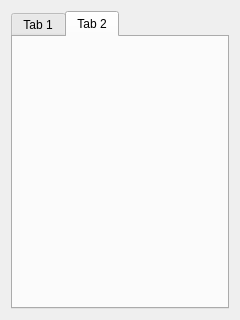
Above: settingswindow.ui from MisterrOrange/Jser before the change. Below: the same form after it.
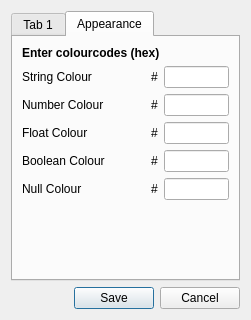
That is the form after the change. The open tabs and pages were chosen to show the change.

Commit message: Added appearance settings option and settings are saved to file

Diff of the .ui file:
```diff
--- a/settingswindow.ui
+++ b/settingswindow.ui
@@ -13,7 +13,7 @@
   <property name="windowTitle">
    <string>Dialog</string>
   </property>
-  <layout class="QHBoxLayout" name="horizontalLayout">
+  <layout class="QVBoxLayout" name="verticalLayout_4">
    <item>
     <widget class="QTabWidget" name="tabWidget">
      <widget class="QWidget" name="tab">
@@ -23,11 +23,351 @@
      </widget>
      <widget class="QWidget" name="tab_2">
       <attribute name="title">
-       <string>Tab 2</string>
+       <string>Appearance</string>
       </attribute>
+      <layout class="QVBoxLayout" name="verticalLayout_3">
+       <item>
+        <widget class="QLabel" name="label_6">
+         <property name="sizePolicy">
+          <sizepolicy hsizetype="Minimum" vsizetype="Minimum">
+           <horstretch>0</horstretch>
+           <verstretch>0</verstretch>
+          </sizepolicy>
+         </property>
+         <property name="maximumSize">
+          <size>
+           <width>16777215</width>
+           <height>20</height>
+          </size>
+         </property>
+         <property name="font">
+          <font>
+           <pointsize>9</pointsize>
+           <bold>true</bold>
+           <underline>false</underline>
+          </font>
+         </property>
+         <property name="text">
+          <string>Enter colourcodes (hex)</string>
+         </property>
+        </widget>
+       </item>
+       <item>
+        <layout class="QHBoxLayout" name="horizontalLayout_7">
+         <item>
+          <layout class="QVBoxLayout" name="verticalLayout">
+           <item>
+            <widget class="QLabel" name="label_2">
+             <property name="sizePolicy">
+              <sizepolicy hsizetype="Preferred" vsizetype="Preferred">
+               <horstretch>0</horstretch>
+               <verstretch>0</verstretch>
+              </sizepolicy>
+             </property>
+             <property name="text">
+              <string>String Colour</string>
+             </property>
+            </widget>
+           </item>
+           <item>
+            <widget class="QLabel" name="label_3">
+             <property name="text">
+              <string>Number Colour</string>
+             </property>
+            </widget>
+           </item>
+           <item>
+            <widget class="QLabel" name="label_4">
+             <property name="text">
+              <string>Float Colour</string>
+             </property>
+            </widget>
+           </item>
+           <item>
+            <widget class="QLabel" name="label">
+             <property name="text">
+              <string>Boolean Colour</string>
+             </property>
+            </widget>
+           </item>
+           <item>
+            <widget class="QLabel" name="label_5">
+             <property name="text">
+              <string>Null Colour</string>
+             </property>
+            </widget>
+           </item>
+          </layout>
+         </item>
+         <item>
+          <spacer name="horizontalSpacer">
+           <property name="orientation">
+            <enum>Qt::Orientation::Horizontal</enum>
+           </property>
+           <property name="sizeType">
+            <enum>QSizePolicy::Policy::Minimum</enum>
+           </property>
+           <property name="sizeHint" stdset="0">
+            <size>
+             <width>40</width>
+             <height>20</height>
+            </size>
+           </property>
+          </spacer>
+         </item>
+         <item>
+          <layout class="QVBoxLayout" name="verticalLayout_2">
+           <item>
+            <layout class="QHBoxLayout" name="horizontalLayout_2">
+             <item>
+              <widget class="QLabel" name="label_7">
+               <property name="sizePolicy">
+                <sizepolicy hsizetype="Fixed" vsizetype="Preferred">
+                 <horstretch>0</horstretch>
+                 <verstretch>0</verstretch>
+                </sizepolicy>
+               </property>
+               <property name="text">
+                <string>#</string>
+               </property>
+              </widget>
+             </item>
+             <item>
+              <widget class="QLineEdit" name="stringColour">
+               <property name="sizePolicy">
+                <sizepolicy hsizetype="Fixed" vsizetype="Fixed">
+                 <horstretch>0</horstretch>
+                 <verstretch>0</verstretch>
+                </sizepolicy>
+               </property>
+               <property name="maximumSize">
+                <size>
+                 <width>65</width>
+                 <height>16777215</height>
+                </size>
+               </property>
+               <property name="maxLength">
+                <number>6</number>
+               </property>
+               <property name="clearButtonEnabled">
+                <bool>false</bool>
+               </property>
+              </widget>
+             </item>
+            </layout>
+           </item>
+           <item>
+            <layout class="QHBoxLayout" name="horizontalLayout_3">
+             <item>
+              <widget class="QLabel" name="label_8">
+               <property name="sizePolicy">
+                <sizepolicy hsizetype="Fixed" vsizetype="Preferred">
+                 <horstretch>0</horstretch>
+                 <verstretch>0</verstretch>
+                </sizepolicy>
+               </property>
+               <property name="text">
+                <string>#</string>
+               </property>
+              </widget>
+             </item>
+             <item>
+              <widget class="QLineEdit" name="numberColour">
+               <property name="sizePolicy">
+                <sizepolicy hsizetype="Fixed" vsizetype="Fixed">
+                 <horstretch>0</horstretch>
+                 <verstretch>0</verstretch>
+                </sizepolicy>
+               </property>
+               <property name="maximumSize">
+                <size>
+                 <width>65</width>
+                 <height>16777215</height>
+                </size>
+               </property>
+               <property name="maxLength">
+                <number>6</number>
+               </property>
+              </widget>
+             </item>
+            </layout>
+           </item>
+           <item>
+            <layout class="QHBoxLayout" name="horizontalLayout_4">
+             <item>
+              <widget class="QLabel" name="label_9">
+               <property name="sizePolicy">
+                <sizepolicy hsizetype="Fixed" vsizetype="Preferred">
+                 <horstretch>0</horstretch>
+                 <verstretch>0</verstretch>
+                </sizepolicy>
+               </property>
+               <property name="text">
+                <string>#</string>
+               </property>
+              </widget>
+             </item>
+             <item>
+              <widget class="QLineEdit" name="floatColour">
+               <property name="sizePolicy">
+                <sizepolicy hsizetype="Fixed" vsizetype="Fixed">
+                 <horstretch>0</horstretch>
+                 <verstretch>0</verstretch>
+                </sizepolicy>
+               </property>
+               <property name="maximumSize">
+                <size>
+                 <width>65</width>
+                 <height>16777215</height>
+                </size>
+               </property>
+               <property name="maxLength">
+                <number>6</number>
+               </property>
+              </widget>
+             </item>
+            </layout>
+           </item>
+           <item>
+            <layout class="QHBoxLayout" name="horizontalLayout_5">
+             <item>
+              <widget class="QLabel" name="label_10">
+               <property name="sizePolicy">
+                <sizepolicy hsizetype="Fixed" vsizetype="Preferred">
+                 <horstretch>0</horstretch>
+                 <verstretch>0</verstretch>
+                </sizepolicy>
+               </property>
+               <property name="text">
+                <string>#</string>
+               </property>
+              </widget>
+             </item>
+             <item>
+              <widget class="QLineEdit" name="booleanColour">
+               <property name="sizePolicy">
+                <sizepolicy hsizetype="Fixed" vsizetype="Fixed">
+                 <horstretch>0</horstretch>
+                 <verstretch>0</verstretch>
+                </sizepolicy>
+               </property>
+               <property name="maximumSize">
+                <size>
+                 <width>65</width>
+                 <height>16777215</height>
+                </size>
+               </property>
+               <property name="maxLength">
+                <number>6</number>
+               </property>
+              </widget>
+             </item>
+            </layout>
+           </item>
+           <item>
+            <layout class="QHBoxLayout" name="horizontalLayout_6">
+             <item>
+              <widget class="QLabel" name="label_11">
+               <property name="sizePolicy">
+                <sizepolicy hsizetype="Fixed" vsizetype="Preferred">
+                 <horstretch>0</horstretch>
+                 <verstretch>0</verstretch>
+                </sizepolicy>
+               </property>
+               <property name="text">
+                <string>#</string>
+               </property>
+              </widget>
+             </item>
+             <item>
+              <widget class="QLineEdit" name="nullColour">
+               <property name="sizePolicy">
+                <sizepolicy hsizetype="Fixed" vsizetype="Fixed">
+                 <horstretch>0</horstretch>
+                 <verstretch>0</verstretch>
+                </sizepolicy>
+               </property>
+               <property name="maximumSize">
+                <size>
+                 <width>65</width>
+                 <height>16777215</height>
+                </size>
+               </property>
+               <property name="maxLength">
+                <number>6</number>
+               </property>
+              </widget>
+             </item>
+            </layout>
+           </item>
+          </layout>
+         </item>
+         <item>
+          <spacer name="horizontalSpacer_2">
+           <property name="orientation">
+            <enum>Qt::Orientation::Horizontal</enum>
+           </property>
+           <property name="sizeType">
+            <enum>QSizePolicy::Policy::Expanding</enum>
+           </property>
+           <property name="sizeHint" stdset="0">
+            <size>
+             <width>40</width>
+             <height>20</height>
+            </size>
+           </property>
+          </spacer>
+         </item>
+        </layout>
+       </item>
+       <item>
+        <spacer name="verticalSpacer">
+         <property name="orientation">
+          <enum>Qt::Orientation::Vertical</enum>
+         </property>
+         <property name="sizeHint" stdset="0">
+          <size>
+           <width>20</width>
+           <height>33</height>
+          </size>
+         </property>
+        </spacer>
+       </item>
+      </layout>
      </widget>
     </widget>
    </item>
+   <item>
+    <layout class="QHBoxLayout" name="horizontalLayout">
+     <item>
+      <spacer name="horizontalSpacer_3">
+       <property name="orientation">
+        <enum>Qt::Orientation::Horizontal</enum>
+       </property>
+       <property name="sizeHint" stdset="0">
+        <size>
+         <width>40</width>
+         <height>20</height>
+        </size>
+       </property>
+      </spacer>
+     </item>
+     <item>
+      <widget class="QPushButton" name="saveButton">
+       <property name="text">
+        <string>Save</string>
+       </property>
+      </widget>
+     </item>
+     <item>
+      <widget class="QPushButton" name="cancelButton">
+       <property name="text">
+        <string>Cancel</string>
+       </property>
+      </widget>
+     </item>
+    </layout>
+   </item>
   </layout>
  </widget>
  <resources/>
```
Left out of the diff: 5 changed lines with no effect on the pictures. The commit also changes 7 other files.
